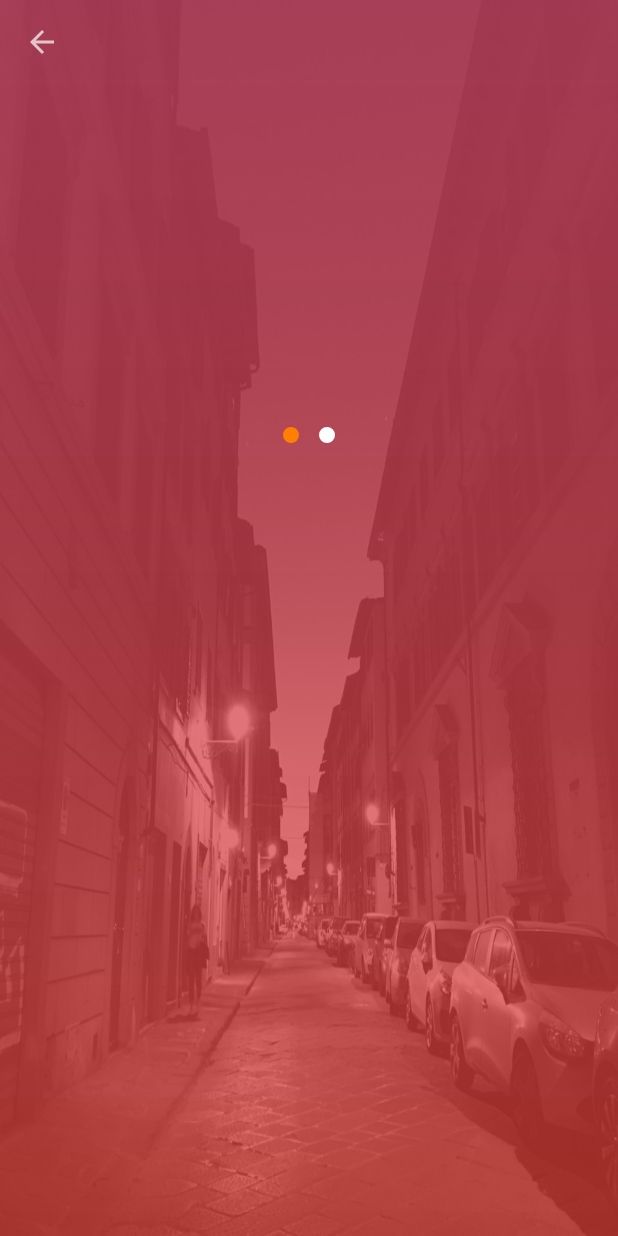
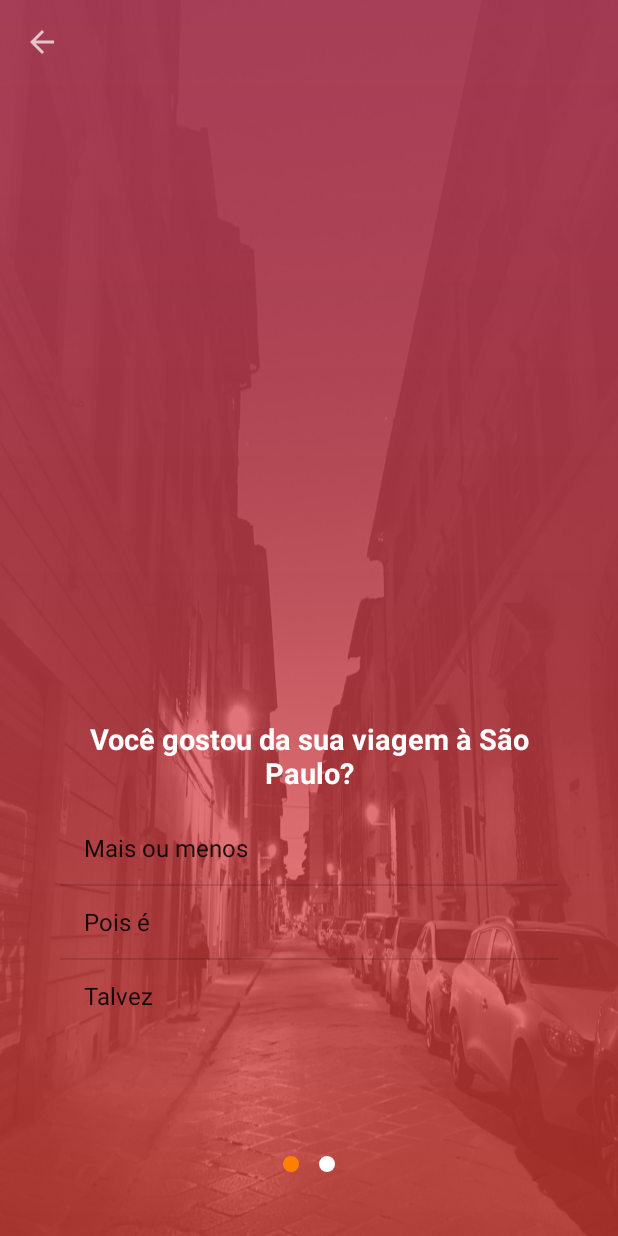
Before and after one commit to taisbatuira/AbacommDesafio, an Android app: the HighlightFragment screen opened directly, with no data from a screen before it, on a phone screen of 412 x 824 dp. Run offline under Robolectric (Android 15) with nearby library versions, the phone set to English and light mode, and no system bars.

Commit message:
Criando ListView de respostas no ViewPager.

```diff
--- a/app/src/main/java/abacomm/com/br/desafio/EnqueteViewPager.java
+++ b/app/src/main/java/abacomm/com/br/desafio/EnqueteViewPager.java
@@ -17,8 +17,22 @@ public class EnqueteViewPager extends FragmentStatePagerAdapter {
         public EnqueteViewPager(AppCompatActivity activity) {
             super(activity.getSupportFragmentManager());
 
-            this.fragments.add(HighlightFragment.comTituloESubtitulo("funcionou esse 1"));
-            this.fragments.add(HighlightFragment.comTituloESubtitulo("funcionou esse2 outro"));
+            String pergunta1 = String.format(activity.getString(R.string.pergunta1), "São Paulo");
+            String resposta1 = activity.getString(R.string.resposta1_1);
+            String resposta2 = activity.getString(R.string.resposta1_2);
+            String resposta3 = activity.getString(R.string.resposta1_3);
+            this.fragments.add(
+                    HighlightFragment.comPerguntaERespostas(pergunta1,
+                                                            new String[] {resposta1, resposta2, resposta3}));
+
+            String pergunta2 = String.format(activity.getString(R.string.pergunta2), "São Paulo");
+            String resposta4 = activity.getString(R.string.resposta2_1);
+            String resposta5 = activity.getString(R.string.resposta2_2);
+            String resposta6 = activity.getString(R.string.resposta2_3);
+
+            this.fragments.add(
+                    HighlightFragment.comPerguntaERespostas(pergunta2,
+                                                            new String[] {resposta4,  resposta5, resposta6}));
 //            this.fragments.add(HighlightFragment.comTituloESubtitulo(activity.getString(R.string.fragment_welcome_titulo_2), activity.getString(R.string.fragment_welcome_subtitulo_2)));
 //            this.fragments.add(HighlightFragment.comTituloESubtitulo(activity.getString(R.string.fragment_welcome_titulo_3), activity.getString(R.string.fragment_welcome_subtitulo_3)));
         }
@@ -38,4 +52,5 @@ public class EnqueteViewPager extends FragmentStatePagerAdapter {
         public int getCount() {
             return fragments.size();
         }
+
 }
--- a/app/src/main/java/abacomm/com/br/desafio/HighlightFragment.java
+++ b/app/src/main/java/abacomm/com/br/desafio/HighlightFragment.java
@@ -4,6 +4,8 @@ import android.os.Bundle;
 import android.view.LayoutInflater;
 import android.view.View;
 import android.view.ViewGroup;
+import android.widget.ArrayAdapter;
+import android.widget.ListView;
 import android.widget.TextView;
 
 import androidx.annotation.NonNull;
@@ -13,10 +15,12 @@ import androidx.fragment.app.Fragment;
 public class HighlightFragment extends Fragment {
 
         private static final String TITULO = "TITULO";
+        private static final String RESPOSTAS = "RESPOSTAS";
 
-        public static HighlightFragment comTituloESubtitulo(String titulo) {
+        public static HighlightFragment comPerguntaERespostas(String pergunta, String[] respostas) {
             Bundle bundle = new Bundle();
-            bundle.putString(TITULO, titulo);
+            bundle.putString(TITULO, pergunta);
+            bundle.putStringArray(RESPOSTAS, respostas);
 
             HighlightFragment fragment = new HighlightFragment();
             fragment.setArguments(bundle);
@@ -41,11 +45,17 @@ public class HighlightFragment extends Fragment {
         public View onCreateView(@NonNull LayoutInflater inflater, @Nullable ViewGroup container, @Nullable Bundle savedInstanceState) {
             View layout = inflater.inflate(R.layout.fragment_enquete, container, false);
 
-            TextView titulo = layout.findViewById(R.id.fragment_welcome_titulo);
+            TextView titulo = layout.findViewById(R.id.fragment_enquete_pergunta);
+            ListView lista_de_respostas = layout.findViewById(R.id.fragment_enquete_respostas);
 
             Bundle bundle = getArguments();
 
             titulo.setText(bundle.getString(TITULO));
+            String[] respostas = bundle.getStringArray(RESPOSTAS);
+
+            String[] dados = respostas;
+            ArrayAdapter<String> adapter = new ArrayAdapter<String>(getActivity(), android.R.layout.simple_list_item_1, dados);
+            lista_de_respostas.setAdapter(adapter);
 
             return layout;
         }
--- a/app/src/main/res/layout/activity_enquete.xml
+++ b/app/src/main/res/layout/activity_enquete.xml
@@ -47,7 +47,8 @@
                 android:layout_marginTop="30dp"
                 android:id="@+id/welcome_container"
                 android:layout_width="match_parent"
-                android:layout_height="150dp"
+                android:layout_height="0dp"
+                android:layout_weight="0.8"
                 android:layout_margin="40dp"
                 android:backgroundTint="@color/tint_botao_entrar"/>
 
@@ -55,6 +56,7 @@
                 android:id="@+id/welcome_dots"
                 android:layout_width="match_parent"
                 android:layout_height="40dp"
+                android:layout_weight="0.2"
                 android:layout_margin="40dp"
                 app:tabBackground="@drawable/dot_selector"
                 app:tabGravity="center"
--- a/app/src/main/res/layout/fragment_enquete.xml
+++ b/app/src/main/res/layout/fragment_enquete.xml
@@ -16,4 +16,12 @@
         android:textColor="@color/white"
         android:textSize="19sp" />
 
+    <ListView
+        android:id="@+id/fragment_enquete_respostas"
+        android:layout_width="wrap_content"
+        android:layout_height="wrap_content"
+        android:textAlignment="center">
+
+    </ListView>
+
 </LinearLayout>
--- a/app/src/main/res/values/strings.xml
+++ b/app/src/main/res/values/strings.xml
@@ -9,4 +9,13 @@
     <string name="activity_login_usuario_hint">E-mail</string>
     <string name="activity_login_password_hint">E-mail</string>
 
+    <string name="pergunta1">Você gostou da sua viagem à %s?</string>
+    <string name="resposta1_1">Mais ou menos</string>
+    <string name="resposta1_2">Pois é</string>
+    <string name="resposta1_3">Talvez</string>
+
+    <string name="pergunta2">Você voltaria à %s?</string>
+    <string name="resposta2_1">Não sei</string>
+    <string name="resposta2_2">Não tenho money</string>
+    <string name="resposta2_3">Talvez</string>
 </resources>
```
